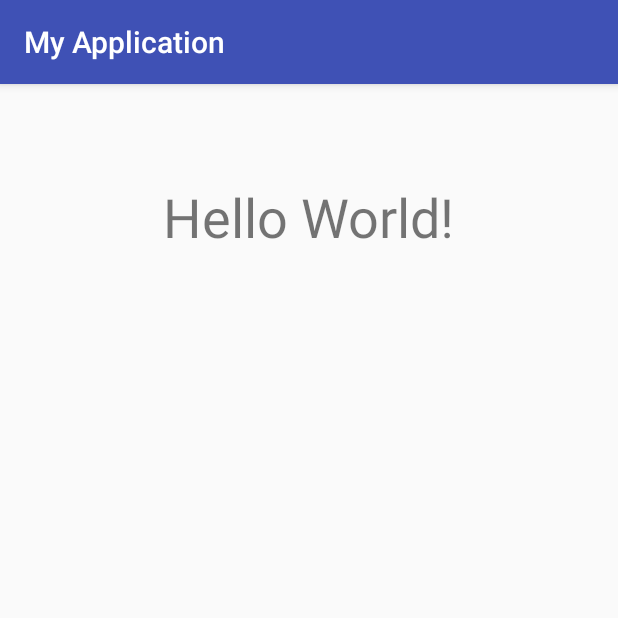
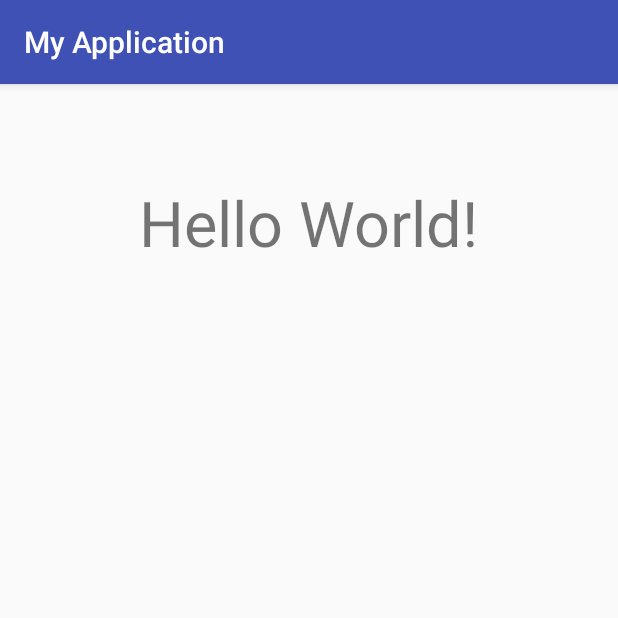
Before and after one commit to husamxxl/deneme01, an Android app: the Main2Activity screen opened directly, with no data from a screen before it, on a phone screen of 412 x 824 dp, the top half of it. Run offline under Robolectric (Android 15) with nearby library versions, the phone set to English and light mode, and no system bars.

Commit message:
Deneme
ilk adımlar

```diff
--- a/app/src/main/res/layout/activity_main2.xml
+++ b/app/src/main/res/layout/activity_main2.xml
@@ -13,7 +13,7 @@
         android:layout_width="wrap_content"
         android:layout_height="wrap_content"
         android:text="Hello World!"
-        android:textSize="36sp"
+        android:textSize="42sp"
         app:layout_constraintTop_toTopOf="parent"
         app:layout_constraintStart_toStartOf="parent"
         app:layout_constraintEnd_toEndOf="parent"/>
```
